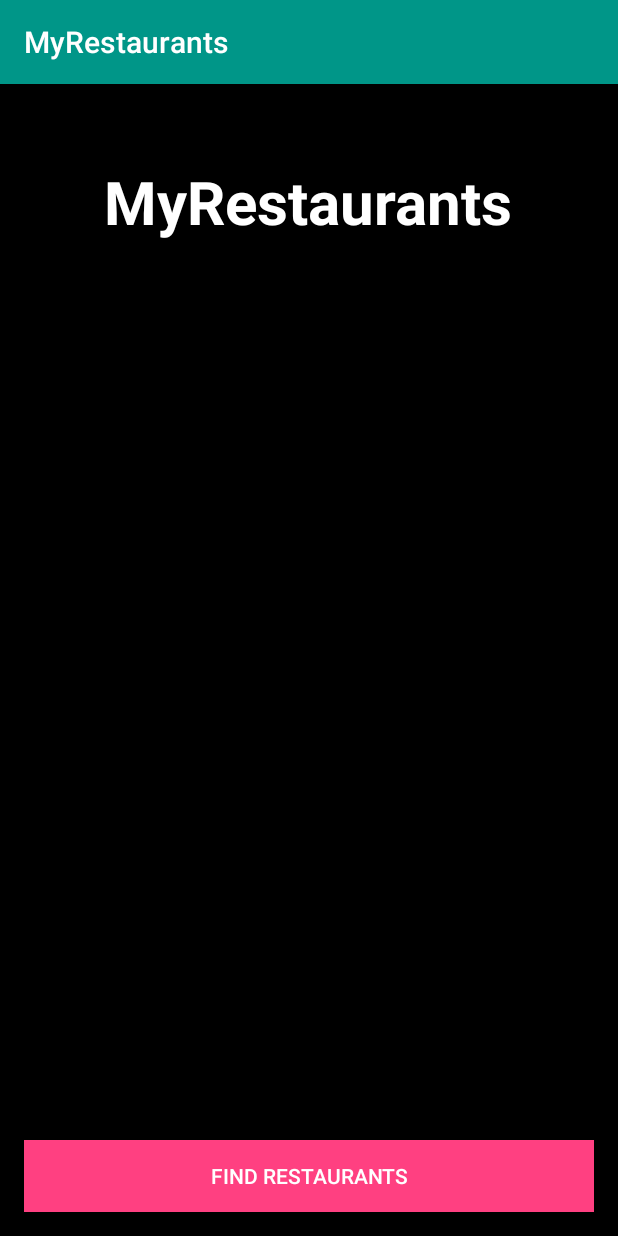
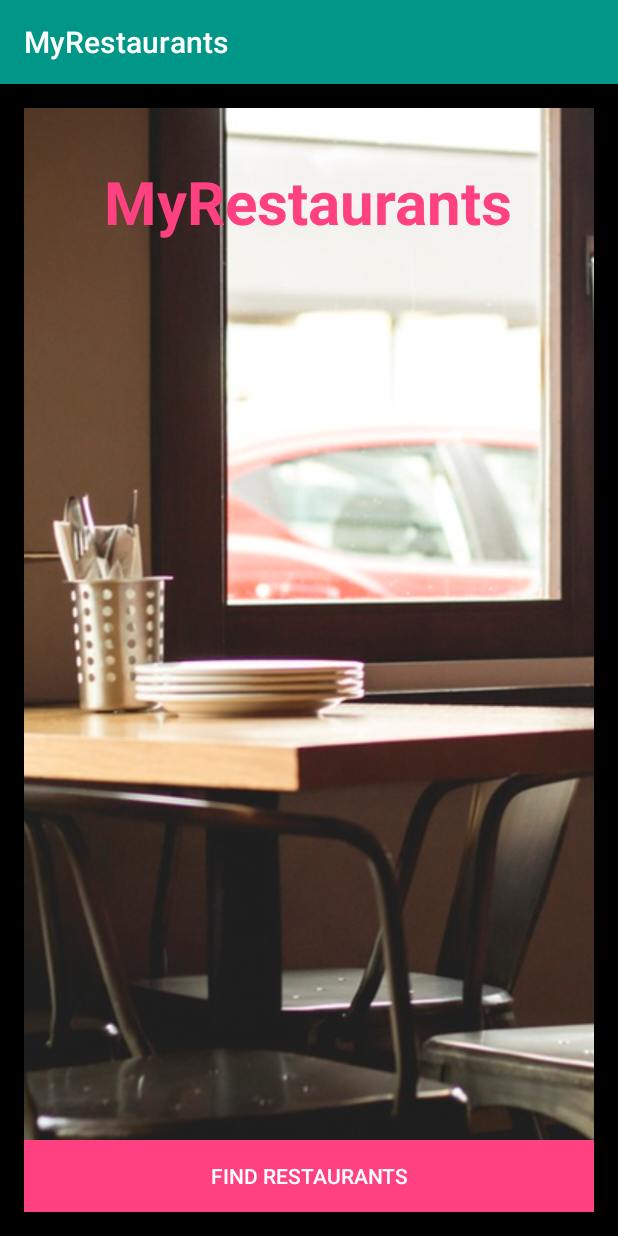
Before and after one commit to vrdlc/partnerRestaurants, an Android app: the screen it shows after launch (MainActivity), on a phone screen of 412 x 824 dp. Run offline under Robolectric (Android 15) with nearby library versions, the phone set to English and light mode, and no system bars.

Commit message:
create welcome page layout

```diff
--- a/app/src/main/res/layout/activity_main.xml
+++ b/app/src/main/res/layout/activity_main.xml
@@ -10,6 +10,14 @@
     tools:context="com.epicodus.myrestaurants.MainActivity"
     android:background="#000000">
 
+    <ImageView
+        android:layout_width="wrap_content"
+        android:layout_height="match_parent"
+        android:id="@+id/imageView"
+        android:src="@drawable/background"
+        android:scaleTypel="centerCrop"
+        android:scaleType="centerCrop" />
+
     <TextView
         android:layout_width="wrap_content"
         android:layout_height="wrap_content"
@@ -17,7 +25,7 @@
         android:layout_alignParentTop="true"
         android:layout_centerHorizontal="true"
         android:layout_marginTop="35dp"
-        android:textColor="@color/colorTextIcons"
+        android:textColor="@color/colorAccent"
         android:textSize="40sp"
         android:textStyle="bold" />
 
@@ -30,4 +38,6 @@
         android:layout_centerHorizontal="true"
         android:background="@color/colorAccent"
         android:textColor="@color/colorTextIcons" />
+
+
 </RelativeLayout>
```
Also changed, not shown: app/src/main/res/drawable/background.jpeg (added).
